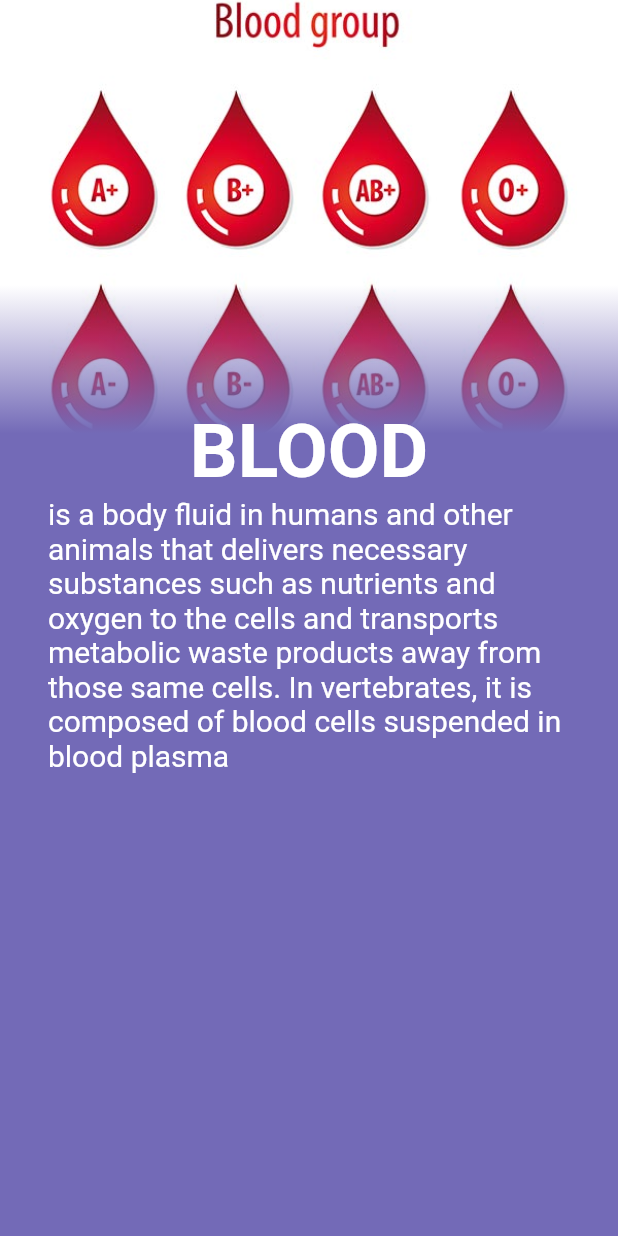
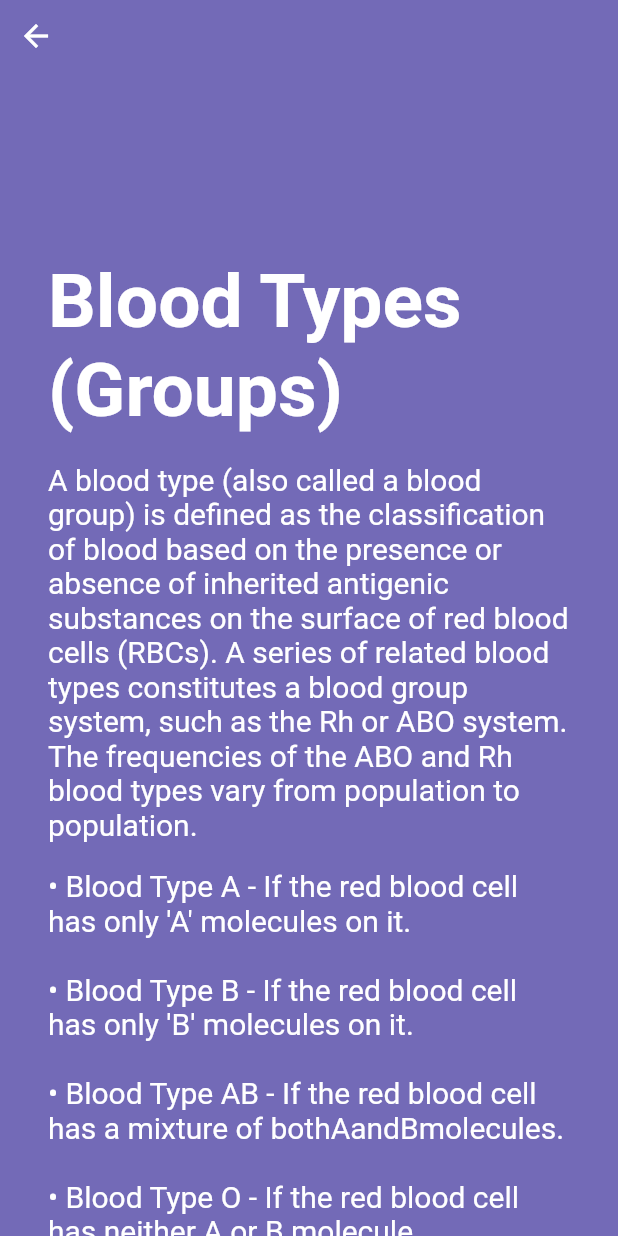
Before and after one commit to RamDio/idobloodapp, a Flutter app: the O screen opened directly, on a phone screen of 412 x 824 dp. Run offline on Flutter 3.47's test engine with Material 2 defaults, Android fonts, the light colour scheme and no system bars; our stand-ins replace flutter_spinkit, font_awesome_flutter, webview_flutter.

Commit message:
bloodtype page dited

```diff
--- a/lib/home/bloodinfo/o.dart
+++ b/lib/home/bloodinfo/o.dart
@@ -14,12 +14,12 @@ class O extends StatelessWidget {
             children: <Widget>[
 
               new Container(
-                child: new Image.asset(
-                  "asset/bg.jpg",
-                  fit: BoxFit.cover,
-                  height: 300.0,
-                ),
-                constraints: new BoxConstraints.expand(height: 300.0),
+                // child: new Image.asset(
+                //   "asset/bg.jpg",
+                //   fit: BoxFit.cover,
+                //   height: 300.0,
+                // ),
+                // constraints: new BoxConstraints.expand(height: 300.0),
               ),
               new Container(
                 margin: new EdgeInsets.only(top: 190.0),
@@ -45,15 +45,22 @@ class O extends StatelessWidget {
                       crossAxisAlignment: CrossAxisAlignment.start,
                       children: <Widget>[
                         Padding(
-                          padding: const EdgeInsets.only(top: 200.0),
+                          padding: const EdgeInsets.only(top: 100.0),
                           child: Column(
                             children: <Widget>[
-                              new Text("BLOOD",
+                              new Text("Blood Types (Groups)",
                                   style: TextStyle(
                                       color: Colors.white,
                                       fontSize: 50,
                                       fontWeight: FontWeight.bold)),
-                              new Text("is a body fluid in humans and other animals that delivers necessary substances such as nutrients and oxygen to the cells and transports metabolic waste products away from those same cells. In vertebrates, it is composed of blood cells suspended in blood plasma ", style: TextStyle(fontSize: 20,color:Colors.white),),
+                              Padding(
+                                padding: const EdgeInsets.only(top:18.0),
+                                child: new Text(bloodtype, style: TextStyle(fontSize: 20,color:Colors.white),),
+                              ),
+                              Padding(
+                                padding: const EdgeInsets.only(top:18.0),
+                                child: new Text(bloodtype1, style: TextStyle(fontSize: 20,color:Colors.white),),
+                              ),
 
                             ],
                           ),
@@ -81,3 +88,26 @@ class O extends StatelessWidget {
             child: new BackButton(color: Colors.white),
           );
   }
+
+
+  String bloodtype="A blood type (also called a blood group) is defined"
+  " as the classification of blood based on the presence or absence of"
+  " inherited antigenic substances on the surface of red blood cells (RBCs). "
+  "A series of related blood types constitutes a blood group system, such as "
+  "the Rh or ABO system. The frequencies of the ABO and Rh blood types vary "
+  "from population to population.";
+
+  String bloodtype1="•	Blood Type A - If the red blood cell has only ""'A'"" molecules on it.\n"
+  "\n"
+"•	Blood Type B - If the red blood cell has only 'B' molecules on it.\n"
+  "\n"
+"•	Blood Type AB - If the red blood cell has a mixture of both" "A" "and" "B" "molecules.\n"
+  "\n"
+"•	Blood Type O - If the red blood cell has neither A or B molecule.\n"
+  "\n"
+
+"•	Receiving blood from the wrong ABO group can be life threatening. For example, if someone with group B blood is given group A blood, their anti-A antibodies will attack the group A cells.\n"
+  "\n"
+"•	This is why group A blood must never be given to someone who has group B blood and vice versa.\n"
+  "\n"
+"•	As group O red blood cells do not have any A or B antigens, it can safely be given to any other group.\n";
```
